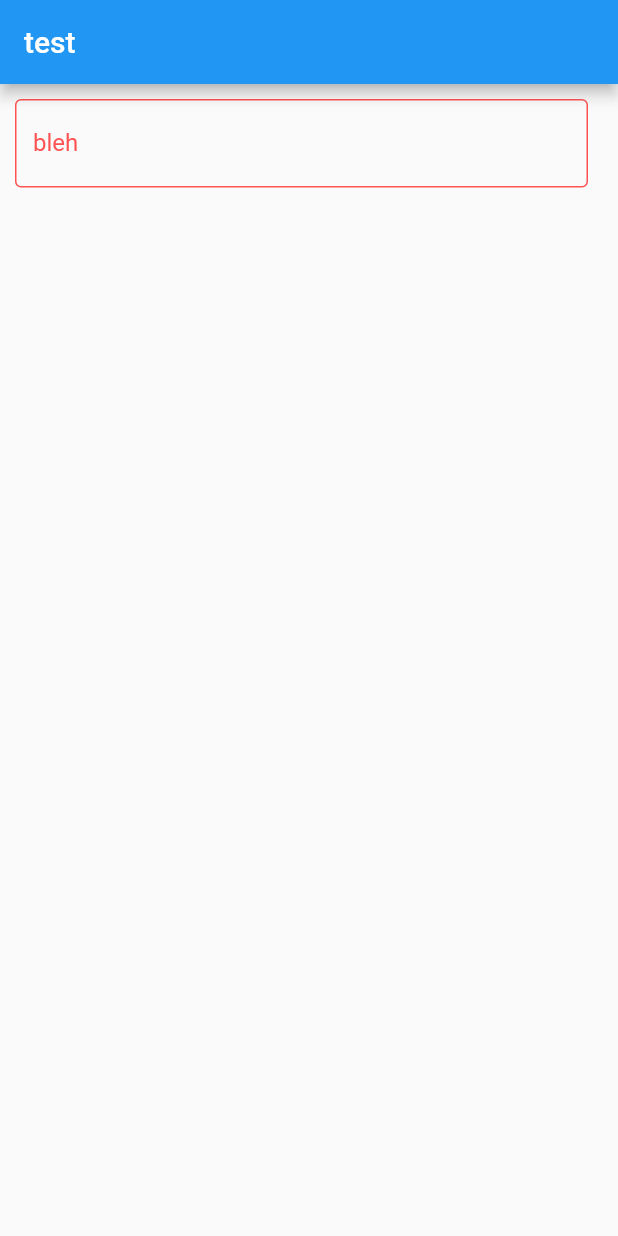
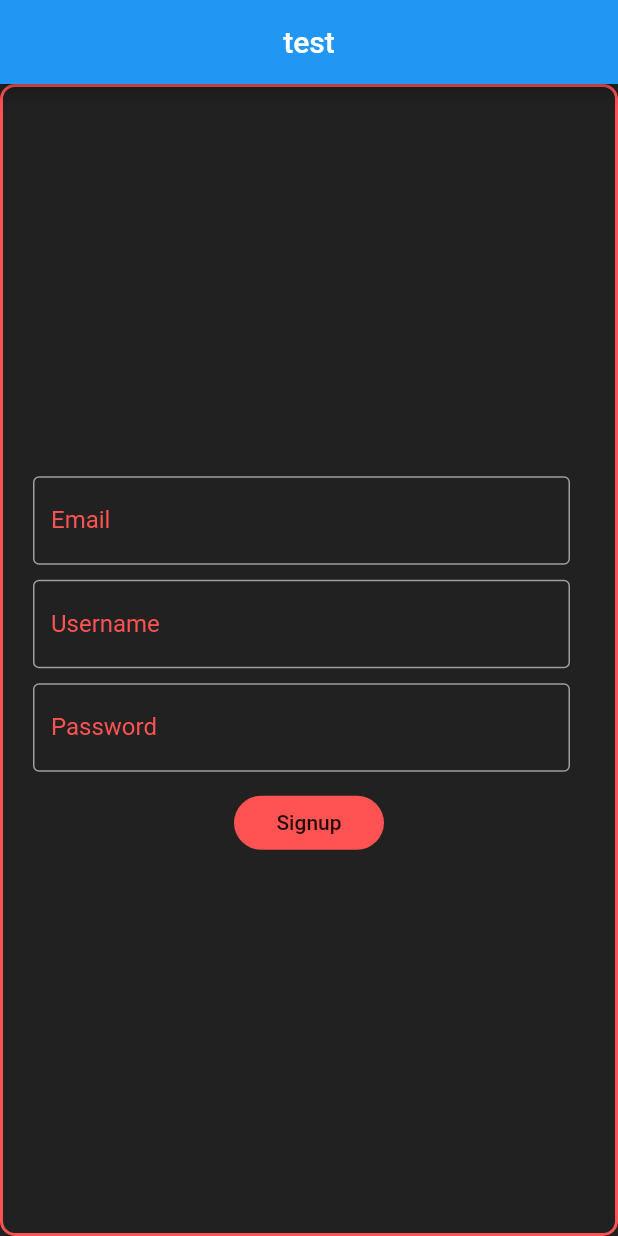
Before and after one commit to Descendents-Of-SkyWalker/FlutterProjects, a Flutter app: the screen it shows after launch, on a phone screen of 412 x 824 dp. Run offline on Flutter 3.47's test engine with Material 2 defaults, Android fonts, the phone set to English and light mode, and no system bars.

Commit message:
objects made

```diff
--- a/chat_app/lib/main.dart
+++ b/chat_app/lib/main.dart
@@ -1,4 +1,5 @@
 import 'package:chat_app/dataclasses/chats.dart';
+import 'package:chat_app/widgets/login_signup_container.dart';
 import 'package:flutter/material.dart';
 import 'widgets/custom_input.dart';
 import 'widgets/chat_cards.dart';
@@ -20,15 +21,12 @@ class _TestClassState extends State<TestClass> {
   @override
   Widget build(BuildContext context) {
     return Scaffold(
+      backgroundColor: Colors.grey[900],
       appBar: AppBar(
         title: Text("test"),
+        centerTitle: true,
       ),
-      body: Column(
-        children: [
-          SizedBox(),
-          TextBox(value: "bleh",flag: true,),
-        ],
-      ),
+      body: Containment2(),
     );
   }
 }
--- a/chat_app/lib/widgets/custom_input.dart
+++ b/chat_app/lib/widgets/custom_input.dart
@@ -1,30 +1,57 @@
 import 'package:flutter/material.dart';
 
-class TextBox extends StatelessWidget {
+class TextBox extends StatefulWidget {
   final String value;
   final bool flag;
-  const TextBox({this.value,this.flag});
+
+  TextBox({this.value,this.flag});
+  @override
+  _TextBoxState createState() => _TextBoxState();
+}
+class _TextBoxState extends State<TextBox> {
+  FocusNode node;
+  @override
+  void initState() {
+    super.initState();
+    node=FocusNode();
+  }
+  @override
+  void dispose() {
+    node.dispose();
+    super.dispose();
+  }
+  void RequestFocus(){
+    setState(() {
+      node.requestFocus();
+    });
+  }
   @override
   Widget build(BuildContext context) {
     return Container(
         margin: EdgeInsets.only(left: 10,top: 10,right: 20),
         child: TextFormField(
-        obscureText: flag,
+          focusNode: node,
+          onTap: RequestFocus,
+          obscureText: widget.flag,
           decoration: InputDecoration(
-          focusedBorder:  OutlineInputBorder(
+              focusedBorder: OutlineInputBorder(
                 borderSide: BorderSide(
-                  color: Colors.redAccent
+                  color: node.hasFocus?Colors.redAccent:Colors.grey,
                 )
               ),
-          enabledBorder:  OutlineInputBorder(
+              enabledBorder: OutlineInputBorder(
                   borderSide: BorderSide(
-                  color: Colors.redAccent
+                    color: node.hasFocus?Colors.redAccent:Colors.grey,
                   )
               ),
-          labelText: value,
+              labelText: widget.value,
               labelStyle: TextStyle(
-            color: Colors.redAccent
+                color: Colors.redAccent,
               )
+          ),
+          cursorColor: Colors.redAccent[100],
+          style: TextStyle(
+            color: Colors.white,
           ),
         )
     );
--- /dev/null
+++ b/chat_app/lib/widgets/login_signup_container.dart
@@ -0,0 +1,87 @@
+import 'package:flutter/material.dart';
+import 'custom_input.dart';
+
+class Containment extends StatefulWidget {
+  @override
+  _ContainmentState createState() => _ContainmentState();
+}
+
+class _ContainmentState extends State<Containment> {
+  @override
+  Widget build(BuildContext context) {
+    return Container(
+      decoration: BoxDecoration(
+          borderRadius: BorderRadius.circular(10),
+          border: Border.all(
+            color: Colors.redAccent,
+            width: 2,
+          )
+      ),
+      padding: EdgeInsets.only(left: 10,right: 10),
+        child: Column(
+          mainAxisAlignment: MainAxisAlignment.center,
+          children: [
+            TextBox(value: "Username",flag: false),
+            TextBox(value: "Password",flag: true),
+            SizedBox(height: 10,),
+            SizedBox(
+              width: 100,
+              child: FlatButton(
+                child: Text("Login"),
+                color: Colors.redAccent,
+                shape: RoundedRectangleBorder(
+                  borderRadius: BorderRadius.circular(20),
+                ),
+                onPressed: (){
+
+                },
+              ),
+            )
+          ],
+        ),
+    );
+  }
+}
+
+class Containment2 extends StatefulWidget {
+  @override
+  _Containment2State createState() => _Containment2State();
+}
+
+class _Containment2State extends State<Containment2> {
+  @override
+  Widget build(BuildContext context) {
+    return Container(
+      decoration: BoxDecoration(
+        borderRadius: BorderRadius.circular(10),
+        border: Border.all(
+          color: Colors.redAccent,
+          width: 2,
+        )
+      ),
+      padding: EdgeInsets.only(left: 10,right: 10),
+      child: Column(
+        mainAxisAlignment: MainAxisAlignment.center,
+        children: [
+          TextBox(value: "Email",flag: true),
+          TextBox(value: "Username",flag: false),
+          TextBox(value: "Password",flag: true),
+          SizedBox(height: 10,),
+          SizedBox(
+            width: 100,
+            child: FlatButton(
+              child: Text("Signup"),
+              color: Colors.redAccent,
+              shape: RoundedRectangleBorder(
+                borderRadius: BorderRadius.circular(20),
+              ),
+              onPressed: (){
+
+              },
+            ),
+          )
+        ],
+      ),
+    );
+  }
+}
--- a/links.txt
+++ b/links.txt
@@ -17,3 +17,6 @@ https://pub.dev/packages/location
 
 Chats side screen
 https://morioh.com/p/faf2ac025972
+
+Sliders in flutter
+https://medium.com/flutter-community/flutter-sliders-demystified-4b3ea65879c
```
Lines whose indentation alone changed are shown as unchanged.
